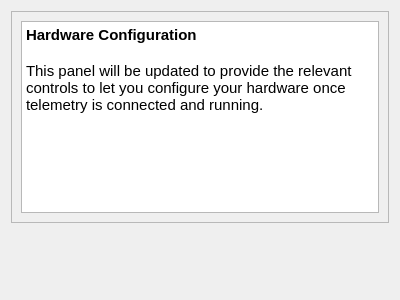
vooon/OpenPilot, file ground/openpilotgcs/src/plugins/config/defaulthwsettings.ui: the form before one commit.
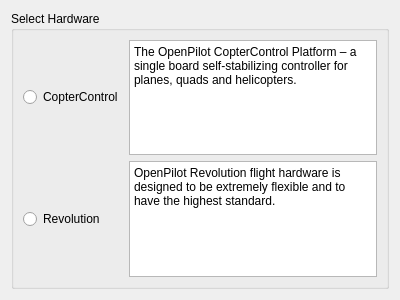
The form after the commit. Icons and pictures are not drawn.

Commit message: Added gantry for initialization of config gadget with board type

Patch:
```diff
--- a/ground/openpilotgcs/src/plugins/config/defaulthwsettings.ui
+++ b/ground/openpilotgcs/src/plugins/config/defaulthwsettings.ui
@@ -15,61 +15,77 @@
   </property>
   <layout class="QVBoxLayout" name="verticalLayout">
    <item>
-    <widget class="QFrame" name="frame">
-     <property name="frameShape">
-      <enum>QFrame::StyledPanel</enum>
+    <widget class="QGroupBox" name="groupBox">
+     <property name="title">
+      <string>Select Hardware</string>
      </property>
-     <property name="frameShadow">
-      <enum>QFrame::Raised</enum>
-     </property>
-     <layout class="QVBoxLayout" name="verticalLayout_2">
-      <item>
-       <widget class="QTextBrowser" name="textBrowser">
+     <layout class="QGridLayout" name="gridLayout">
+      <item row="1" column="0">
+       <widget class="QRadioButton" name="revoRadioButton">
+        <property name="text">
+         <string>Revolution</string>
+        </property>
+        <property name="icon">
+         <iconset resource="../uploader/uploader.qrc">
+          <normaloff>:/uploader/images/deviceID-0101.svg</normaloff>:/uploader/images/deviceID-0101.svg</iconset>
+        </property>
+        <property name="iconSize">
+         <size>
+          <width>95</width>
+          <height>59</height>
+         </size>
+        </property>
+       </widget>
+      </item>
+      <item row="0" column="0">
+       <widget class="QRadioButton" name="ccRadioButton">
+        <property name="minimumSize">
+         <size>
+          <width>0</width>
+          <height>0</height>
+         </size>
+        </property>
+        <property name="text">
+         <string>CopterControl</string>
+        </property>
+        <property name="icon">
+         <iconset resource="../uploader/uploader.qrc">
+          <normaloff>:/uploader/images/deviceID-0401.svg</normaloff>:/uploader/images/deviceID-0401.svg</iconset>
+        </property>
+        <property name="iconSize">
+         <size>
+          <width>64</width>
+          <height>64</height>
+         </size>
+        </property>
+       </widget>
+      </item>
+      <item row="0" column="1">
+       <widget class="QTextBrowser" name="ccDescription">
         <property name="html">
          <string>&lt;!DOCTYPE HTML PUBLIC &quot;-//W3C//DTD HTML 4.0//EN&quot; &quot;http://www.w3.org/TR/REC-html40/strict.dtd&quot;&gt;
 &lt;html&gt;&lt;head&gt;&lt;meta name=&quot;qrichtext&quot; content=&quot;1&quot; /&gt;&lt;style type=&quot;text/css&quot;&gt;
 p, li { white-space: pre-wrap; }
-&lt;/style&gt;&lt;/head&gt;&lt;body style=&quot; font-family:'MS Shell Dlg 2'; font-size:8.25pt; font-weight:400; font-style:normal;&quot;&gt;
-&lt;p style=&quot; margin-top:0px; margin-bottom:0px; margin-left:0px; margin-right:0px; -qt-block-indent:0; text-indent:0px;&quot;&gt;&lt;span style=&quot; font-family:'Ubuntu'; font-size:11pt; font-weight:600;&quot;&gt;Hardware Configuration&lt;/span&gt;&lt;/p&gt;
-&lt;p style=&quot;-qt-paragraph-type:empty; margin-top:0px; margin-bottom:0px; margin-left:0px; margin-right:0px; -qt-block-indent:0; text-indent:0px; font-family:'Ubuntu'; font-size:11pt; font-weight:600;&quot;&gt;&lt;/p&gt;
-&lt;p style=&quot; margin-top:0px; margin-bottom:0px; margin-left:0px; margin-right:0px; -qt-block-indent:0; text-indent:0px;&quot;&gt;&lt;span style=&quot; font-family:'Ubuntu'; font-size:11pt;&quot;&gt;This panel will be updated to provide the relevant controls to let you configure your hardware once telemetry is connected and running.&lt;/span&gt;&lt;/p&gt;
-&lt;p style=&quot;-qt-paragraph-type:empty; margin-top:0px; margin-bottom:0px; margin-left:0px; margin-right:0px; -qt-block-indent:0; text-indent:0px; font-family:'Ubuntu'; font-size:11pt;&quot;&gt;&lt;/p&gt;&lt;/body&gt;&lt;/html&gt;</string>
+&lt;/style&gt;&lt;/head&gt;&lt;body style=&quot; font-family:'DejaVu Sans'; font-size:9pt; font-weight:400; font-style:normal;&quot;&gt;
+&lt;p style=&quot; margin-top:0px; margin-bottom:0px; margin-left:0px; margin-right:0px; -qt-block-indent:0; text-indent:0px;&quot;&gt;The OpenPilot CopterControl Platform – a single board self-stabilizing controller for planes, quads and helicopters.&lt;/p&gt;
+&lt;p style=&quot;-qt-paragraph-type:empty; margin-top:0px; margin-bottom:0px; margin-left:0px; margin-right:0px; -qt-block-indent:0; text-indent:0px;&quot;&gt;&lt;/p&gt;&lt;/body&gt;&lt;/html&gt;</string>
+        </property>
+       </widget>
+      </item>
+      <item row="1" column="1">
+       <widget class="QTextBrowser" name="revoDescription">
+        <property name="html">
+         <string>&lt;!DOCTYPE HTML PUBLIC &quot;-//W3C//DTD HTML 4.0//EN&quot; &quot;http://www.w3.org/TR/REC-html40/strict.dtd&quot;&gt;
+&lt;html&gt;&lt;head&gt;&lt;meta name=&quot;qrichtext&quot; content=&quot;1&quot; /&gt;&lt;style type=&quot;text/css&quot;&gt;
+p, li { white-space: pre-wrap; }
+&lt;/style&gt;&lt;/head&gt;&lt;body style=&quot; font-family:'DejaVu Sans'; font-size:9pt; font-weight:400; font-style:normal;&quot;&gt;
+&lt;p style=&quot; margin-top:0px; margin-bottom:0px; margin-left:0px; margin-right:0px; -qt-block-indent:0; text-indent:0px;&quot;&gt;OpenPilot Revolution flight hardware is designed to be extremely flexible and to have the highest standard.&lt;/p&gt;&lt;/body&gt;&lt;/html&gt;</string>
         </property>
        </widget>
       </item>
      </layout>
     </widget>
    </item>
-   <item>
-    <spacer name="verticalSpacer">
-     <property name="orientation">
-      <enum>Qt::Vertical</enum>
-     </property>
-     <property name="sizeHint" stdset="0">
-      <size>
-       <width>20</width>
-       <height>40</height>
-      </size>
-     </property>
-    </spacer>
-   </item>
-   <item>
-    <layout class="QHBoxLayout" name="horizontalLayout_2">
-     <item>
-      <spacer name="horizontalSpacer">
-       <property name="orientation">
-        <enum>Qt::Horizontal</enum>
-       </property>
-       <property name="sizeHint" stdset="0">
-        <size>
-         <width>40</width>
-         <height>20</height>
-        </size>
-       </property>
-      </spacer>
-     </item>
-    </layout>
-   </item>
   </layout>
  </widget>
  <resources/>
```
Left out of the diff: 4 changed lines with no effect on the pictures. The commit also changes 9 other files.
